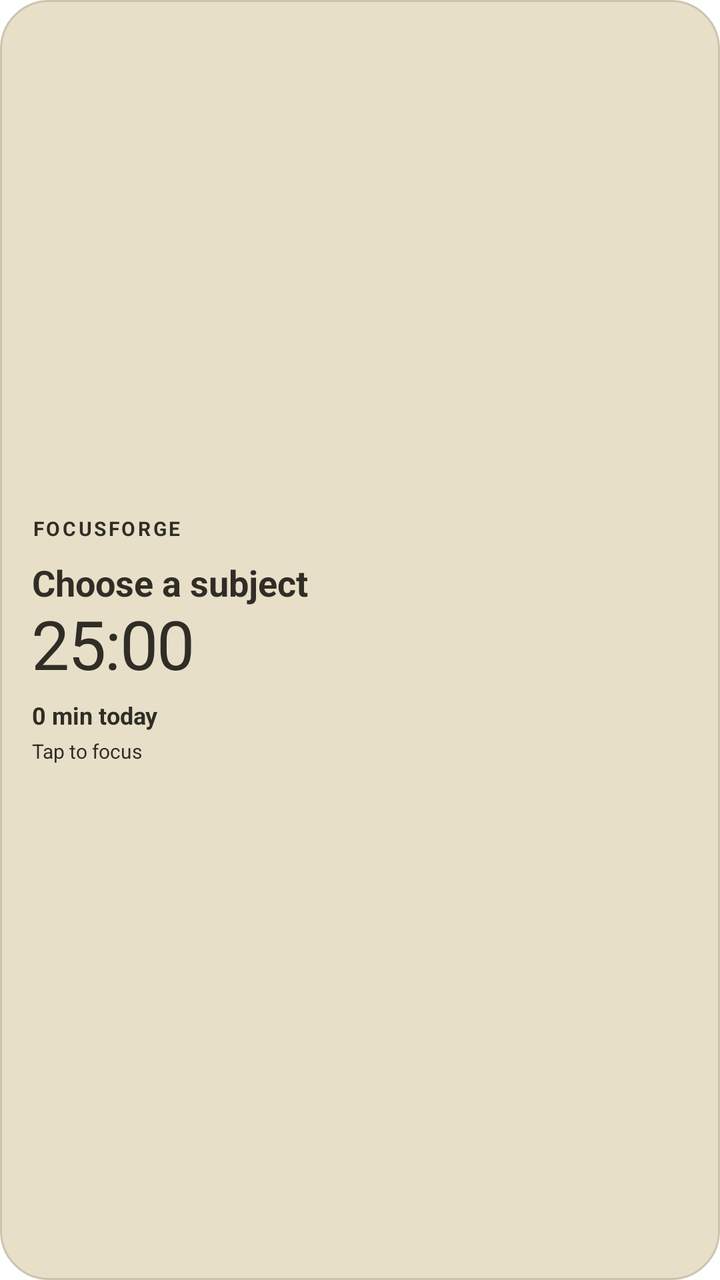
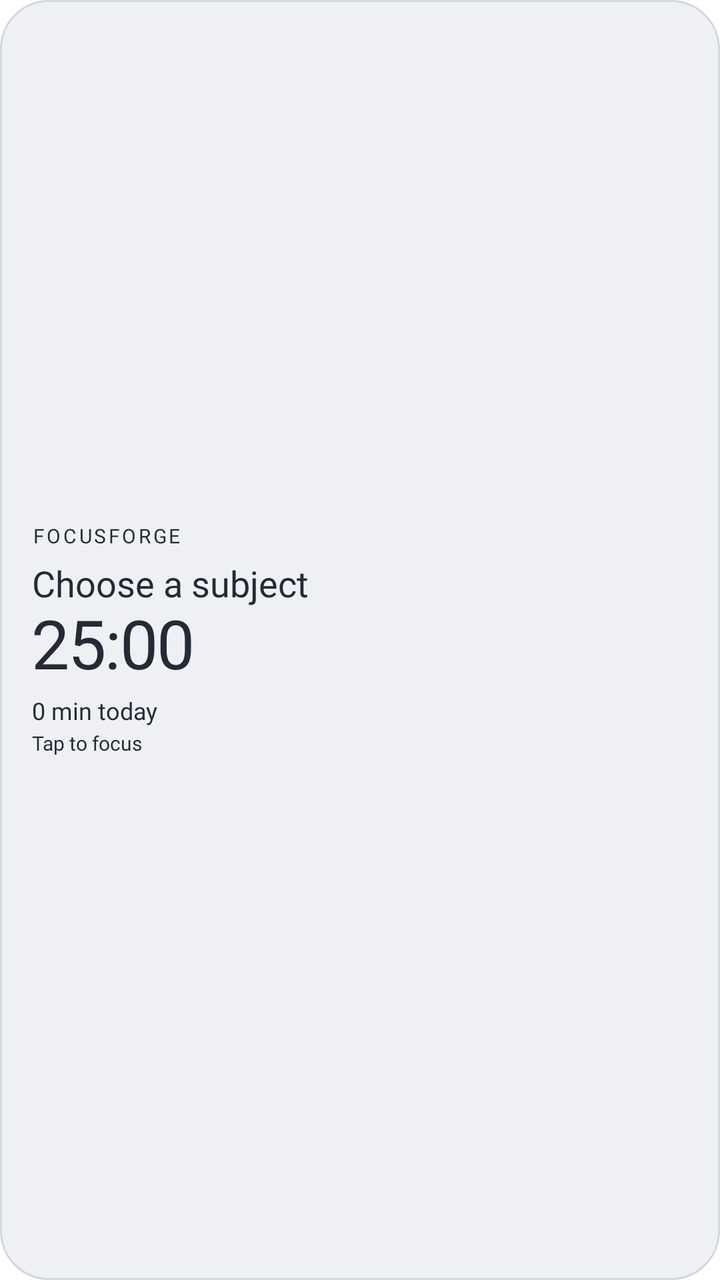

Two renders of the same Android screen: before a commit and after it. Below are the layout's source before the change and the commit's diff.
<!-- AndroidManifest.xml: fallback theme Theme.MaterialComponents.DayNight.NoActionBar -->
<!-- res/layout/ff_study_widget.xml -->
<LinearLayout xmlns:android="http://schemas.android.com/apk/res/android" android:id="@+id/widget_root" android:layout_width="match_parent" android:layout_height="match_parent" android:orientation="vertical" android:gravity="center_vertical" android:padding="16dp" android:background="@drawable/ff_widget_background">
<TextView android:id="@+id/widget_title" android:layout_width="match_parent" android:layout_height="wrap_content" android:text="FOCUSFORGE" android:textSize="10sp" android:letterSpacing="0.12" android:textStyle="bold" android:textColor="@color/ff_widget_ink" />
<TextView android:id="@+id/widget_subject" android:layout_width="match_parent" android:layout_height="wrap_content" android:text="Choose a subject" android:textSize="18sp" android:textStyle="bold" android:maxLines="1" android:ellipsize="end" android:layout_marginTop="8dp" android:textColor="@color/ff_widget_ink" />
<TextView android:id="@+id/widget_time" style="@style/FocusWidgetNumerals" android:layout_width="match_parent" android:layout_height="wrap_content" android:text="25:00" android:textSize="34sp" android:textColor="@color/ff_widget_ink" />
<Chronometer android:id="@+id/widget_live" style="@style/FocusWidgetNumerals" android:layout_width="match_parent" android:layout_height="wrap_content" android:textSize="34sp" android:visibility="gone" android:textColor="@color/ff_widget_ink" />
<TextView android:id="@+id/widget_progress" android:layout_width="match_parent" android:layout_height="wrap_content" android:text="0 min today" android:textSize="12sp" android:textStyle="bold" android:layout_marginTop="6dp" android:textColor="@color/ff_widget_ink" />
<TextView android:id="@+id/widget_caption" android:layout_width="match_parent" android:layout_height="wrap_content" android:text="Tap to focus" android:textSize="10sp" android:maxLines="1" android:ellipsize="end" android:layout_marginTop="3dp" android:textColor="@color/ff_widget_ink" />
</LinearLayout>
<!-- resources referenced by this layout -->
<resources>
  <color name="ff_widget_ink">#302D26</color>
  <!-- drawable ff_widget_background (drawable) -->
  <shape xmlns:android="http://schemas.android.com/apk/res/android">
      <corners android:radius="24dp" />
      <solid android:color="@color/ff_widget_surface" />
      <stroke android:width="1dp" android:color="@color/ff_widget_outline" />
  </shape>
  <style name="FocusWidgetNumerals">
          <item name="android:fontFamily">serif</item>
          <item name="android:textStyle">normal</item>
          <item name="android:includeFontPadding">false</item>
          <item name="android:letterSpacing">-0.02</item>
          <item name="android:textSize">36sp</item>
          <item name="android:fontFeatureSettings">tnum</item>
      </style>
  <color name="ff_widget_surface">#E8DFC9</color>
  <color name="ff_widget_outline">#CFC4AB</color>
</resources>

<!-- the commit's change to res/layout/ff_study_widget.xml (unified diff, before → after) -->
@@ -1,8 +1,8 @@
 <LinearLayout xmlns:android="http://schemas.android.com/apk/res/android" android:id="@+id/widget_root" android:layout_width="match_parent" android:layout_height="match_parent" android:orientation="vertical" android:gravity="center_vertical" android:padding="16dp" android:background="@drawable/ff_widget_background">
-<TextView android:id="@+id/widget_title" android:layout_width="match_parent" android:layout_height="wrap_content" android:text="FOCUSFORGE" android:textSize="10sp" android:letterSpacing="0.12" android:textStyle="bold" android:textColor="@color/ff_widget_ink" />
-<TextView android:id="@+id/widget_subject" android:layout_width="match_parent" android:layout_height="wrap_content" android:text="Choose a subject" android:textSize="18sp" android:textStyle="bold" android:maxLines="1" android:ellipsize="end" android:layout_marginTop="8dp" android:textColor="@color/ff_widget_ink" />
+<TextView android:id="@+id/widget_title" style="@style/WidgetEyebrow" android:layout_width="match_parent" android:layout_height="wrap_content" android:text="FOCUSFORGE" android:textSize="10sp" android:letterSpacing="0.12" android:textColor="@color/ff_widget_ink" />
+<TextView android:id="@+id/widget_subject" style="@style/WidgetBody" android:layout_width="match_parent" android:layout_height="wrap_content" android:text="Choose a subject" android:textSize="18sp" android:maxLines="1" android:ellipsize="end" android:layout_marginTop="8dp" android:textColor="@color/ff_widget_ink" />
 <TextView android:id="@+id/widget_time" style="@style/FocusWidgetNumerals" android:layout_width="match_parent" android:layout_height="wrap_content" android:text="25:00" android:textSize="34sp" android:textColor="@color/ff_widget_ink" />
 <Chronometer android:id="@+id/widget_live" style="@style/FocusWidgetNumerals" android:layout_width="match_parent" android:layout_height="wrap_content" android:textSize="34sp" android:visibility="gone" android:textColor="@color/ff_widget_ink" />
-<TextView android:id="@+id/widget_progress" android:layout_width="match_parent" android:layout_height="wrap_content" android:text="0 min today" android:textSize="12sp" android:textStyle="bold" android:layout_marginTop="6dp" android:textColor="@color/ff_widget_ink" />
-<TextView android:id="@+id/widget_caption" android:layout_width="match_parent" android:layout_height="wrap_content" android:text="Tap to focus" android:textSize="10sp" android:maxLines="1" android:ellipsize="end" android:layout_marginTop="3dp" android:textColor="@color/ff_widget_ink" />
+<TextView android:id="@+id/widget_progress" style="@style/WidgetBody" android:layout_width="match_parent" android:layout_height="wrap_content" android:text="0 min today" android:textSize="12sp" android:layout_marginTop="6dp" android:textColor="@color/ff_widget_ink" />
+<TextView android:id="@+id/widget_caption" style="@style/WidgetCaption" android:layout_width="match_parent" android:layout_height="wrap_content" android:text="Tap to focus" android:textSize="10sp" android:maxLines="1" android:ellipsize="end" android:layout_marginTop="3dp" android:textColor="@color/ff_widget_ink" />
 </LinearLayout>
<!-- resource entries referenced after the edit -->
@@ -1,6 +1,6 @@
 <!-- resources referenced by this layout -->
 <resources>
-  <color name="ff_widget_ink">#302D26</color>
+  <color name="ff_widget_ink">#252B35</color>
   <!-- drawable ff_widget_background (drawable) -->
   <shape xmlns:android="http://schemas.android.com/apk/res/android">
       <corners android:radius="24dp" />
@@ -8,14 +8,30 @@
       <stroke android:width="1dp" android:color="@color/ff_widget_outline" />
   </shape>
   <style name="FocusWidgetNumerals">
-          <item name="android:fontFamily">serif</item>
+          <item name="android:fontFamily">sans-serif-medium</item>
           <item name="android:textStyle">normal</item>
           <item name="android:includeFontPadding">false</item>
           <item name="android:letterSpacing">-0.02</item>
           <item name="android:textSize">36sp</item>
           <item name="android:fontFeatureSettings">tnum</item>
       </style>
-  <color name="ff_widget_surface">#E8DFC9</color>
-  <color name="ff_widget_outline">#CFC4AB</color>
+  <style name="WidgetBody">
+          <item name="android:fontFamily">sans-serif</item>
+          <item name="android:includeFontPadding">false</item>
+          <item name="android:textSize">12sp</item>
+          <item name="android:textColor">@color/ff_widget_secondary</item>
+          <item name="android:maxLines">1</item>
+          <item name="android:ellipsize">end</item>
+      </style>
+  <style name="WidgetCaption" parent="WidgetBody">
+          <item name="android:textSize">10sp</item>
+      </style>
+  <style name="WidgetEyebrow" parent="WidgetBody">
+          <item name="android:textSize">10sp</item>
+          <item name="android:letterSpacing">0.1</item>
+      </style>
+  <color name="ff_widget_surface">#EEF0F4</color>
+  <color name="ff_widget_outline">#D2D8E0</color>
+  <color name="ff_widget_secondary">#606977</color>
 </resources>
 
